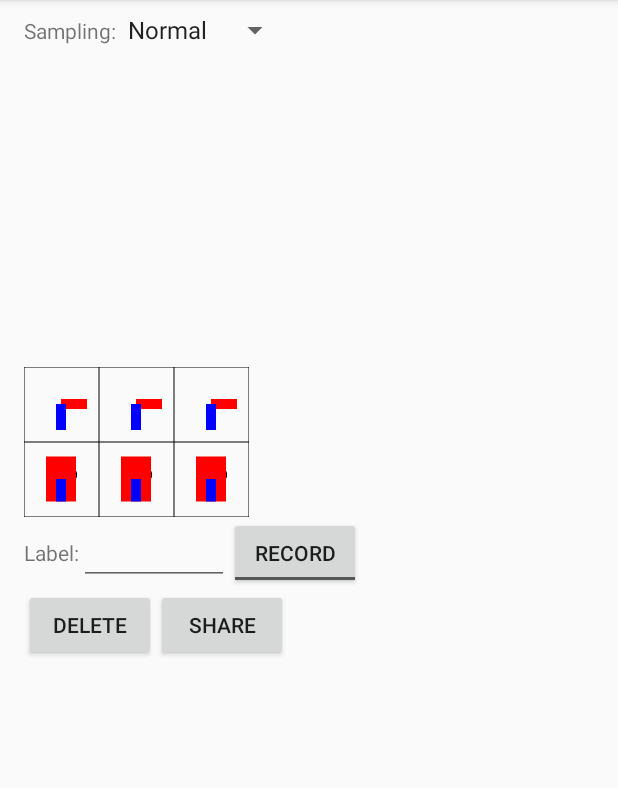
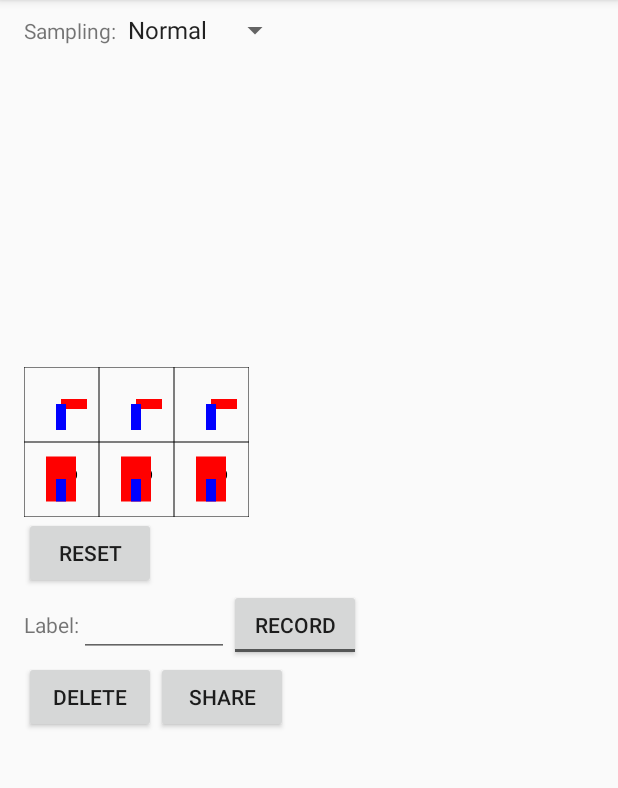
Before and after one commit to mmittek/moto-gym, an Android app: the screen it shows after launch (MainActivity), on a phone screen of 412 x 824 dp, the part 84-872 px from its top. Run offline under Robolectric (Android 15) with nearby library versions, the phone set to English and light mode, and no system bars.

Commit message:
Changed the delta normalization factor

```diff
--- a/MotoGymAndroid/app/src/main/java/com/example/mmittek/motogym/DataFusion.java
+++ b/MotoGymAndroid/app/src/main/java/com/example/mmittek/motogym/DataFusion.java
@@ -39,6 +39,8 @@ public class DataFusion extends Observable implements SensorEventListener {
         mPrevAccSampleTimestamp = 0;
         mAccSamplingRateSPS = 0;
         mLastAngleTimestamp = 0;
+        setChanged();
+        notifyObservers();
     }
 
     public final double getAccSamplingRate() {
@@ -129,7 +131,7 @@ public class DataFusion extends Observable implements SensorEventListener {
                 }
             } else {
                 double magnitude = getMagnitude( sensorEvent.values );
-                double dt =   (sensorEvent.timestamp/1000000L - mLastAngleTimestamp)/16.0;
+                double dt =   (sensorEvent.timestamp/1000000L - mLastAngleTimestamp)/18.0;
                 for(int i=0; i<3; i++) {
                     mAngle[i] += sensorEvent.values[i]*dt;   // rectangular term
                 }
--- a/MotoGymAndroid/app/src/main/java/com/example/mmittek/motogym/MainActivity.java
+++ b/MotoGymAndroid/app/src/main/java/com/example/mmittek/motogym/MainActivity.java
@@ -353,6 +353,10 @@ public class MainActivity extends AppCompatActivity implements Observer, View.On
         mSensorManager.registerListener(sensorEventListener, mGyroscope, sensorDelay);
     }
 
+    public void resetDataFusion(View view) {
+        mDataFusion.reset();
+    }
+
     @Override
     public void update(Observable observable, Object o) {
 
--- a/MotoGymAndroid/app/src/main/res/layout/activity_main.xml
+++ b/MotoGymAndroid/app/src/main/res/layout/activity_main.xml
@@ -65,6 +65,11 @@
 
         </LinearLayout>
 
+        <Button
+            android:layout_width="wrap_content"
+            android:layout_height="wrap_content"
+            android:text="Reset"
+            android:onClick="resetDataFusion"/>
 
 
 
```
